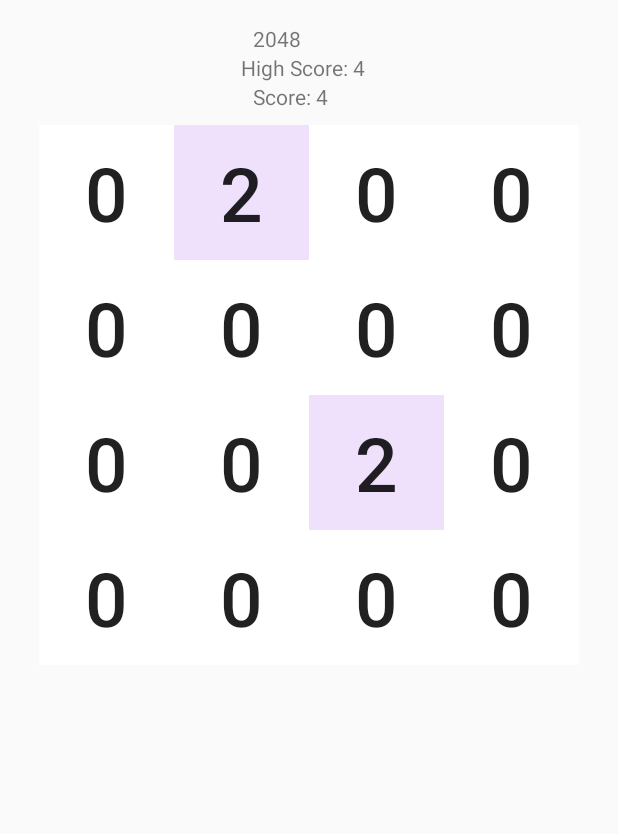
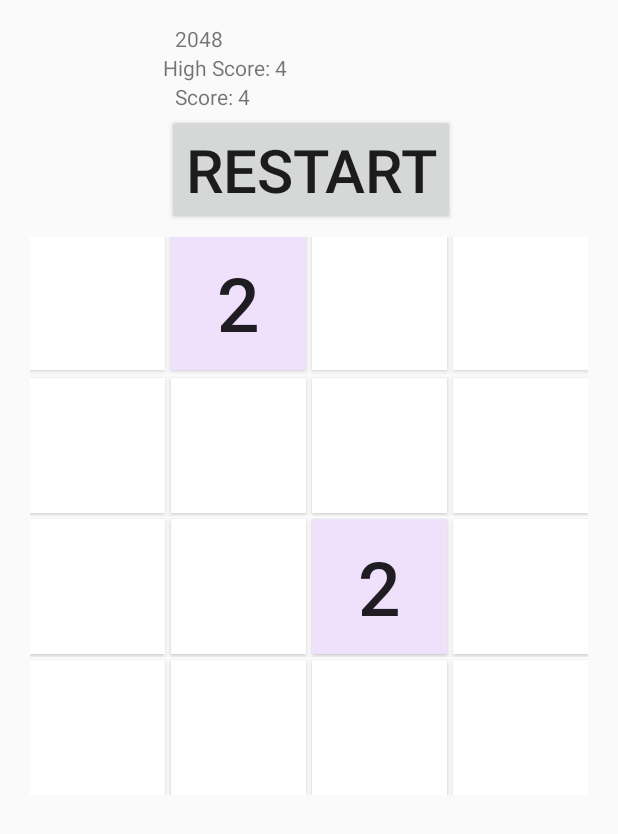
Before and after one commit to HarryAWoodworth/2048AndroidClone, an Android app: the screen it shows after launch (MainActivity), on a phone screen of 412 x 824 dp. Shown: the top 834 px of the screen. Run offline under Robolectric (Android 15) with nearby library versions, the phone set to English and light mode, and no system bars.

Commit message:
Add working game restart, bug fixes

```diff
--- a/app/src/main/java/com/example/a2048clone/Game.kt
+++ b/app/src/main/java/com/example/a2048clone/Game.kt
@@ -1,4 +1,6 @@
 package com.example.a2048clone
+
+import android.util.Log
 
 // Enum for swipe directions
 enum class Direction
@@ -18,6 +20,8 @@ const val DEFAULT_VALUE = 0
  */
 object Game
 {
+    private var gameEnd = false
+
     // Matrix holding the Tiles
     private var matrix : Array< Array<Tile> >
 
@@ -77,18 +81,12 @@ object Game
         // Return if the tiles can't combine
         if(nextTile.value != 0 && nextTile.value != tile.value) { return }
 
-        // Animate Go
-        // context.animateTileGo(tile, direction)
-
         // Save value to send to next tile and set this tile's value to the default value
         val sentValue = tile.value
         tile.value = DEFAULT_VALUE
 
         // UI Update
         context.updateUI()
-
-        // Animate Back
-        // context.animateTileBack(tile, direction)
 
         // Call move on the next tile
         move(context, nextTile, direction, sentValue)
@@ -140,52 +138,64 @@ object Game
 
     fun leftSwipe(context : MainActivity)
     {
-        for(col in 0..3) {
-            for(row in 0..3) {
-                move(context,matrix[row][col],Direction.LEFT)
+        if(!gameEnd) {
+            for (col in 0..3) {
+                for (row in 0..3) {
+                    move(context, matrix[row][col], Direction.LEFT)
                 }
             }
             generateRandomTile(context)
             checkLoseCondition(context)
         }
+    }
 
     fun rightSwipe(context : MainActivity)
     {
-        for(col in 3 downTo 0) {
-            for(row in 0..3) {
-                move(context,matrix[row][col],Direction.RIGHT)
+        if(!gameEnd) {
+            for (col in 3 downTo 0) {
+                for (row in 0..3) {
+                    move(context, matrix[row][col], Direction.RIGHT)
                 }
             }
             generateRandomTile(context)
             checkLoseCondition(context)
         }
+    }
 
     fun upSwipe(context : MainActivity)
     {
-        for(row in 0..3) {
-            for(col in 0..3) {
-                move(context,matrix[row][col],Direction.UP)
+        if(!gameEnd) {
+            for (row in 0..3) {
+                for (col in 0..3) {
+                    move(context, matrix[row][col], Direction.UP)
                 }
             }
             generateRandomTile(context)
             checkLoseCondition(context)
         }
+    }
 
     fun downSwipe(context : MainActivity)
     {
-        for(row in 3 downTo 0) {
-            for(col in 0..3) {
-                move(context,matrix[row][col],Direction.DOWN)
+        if(!gameEnd) {
+            for (row in 3 downTo 0) {
+                for (col in 0..3) {
+                    move(context, matrix[row][col], Direction.DOWN)
                 }
             }
             generateRandomTile(context)
             checkLoseCondition(context)
         }
+    }
+
 
     // Generate a random value from possibleSpawnValues and put it on a random
     // tile that is set to Default Value
     private fun generateRandomTile(context: MainActivity)
     {
+        // Return if there is no empty space
+        if(!hasEmptySpace()){return}
+
         val possibleSpawnValues = arrayOf(2,4)
 
         var randomY = (0..3).random()
@@ -236,20 +246,39 @@ object Game
             }
         }
 
-        // Player lost, so reset all tiles to default
+        // The game is over
+        this.gameEnd = true
+
+        // Display lost text and button
+        context.displayLost()
+    }
+
+    // Set all the tiles to default and then generate two random tiles
+    fun startGame(context: MainActivity)
+    {
+        this.gameEnd = false
+
+        // Reset all tiles to default
         for(row in 0..3){
             for(col in 0..3) {
                 matrix[row][col].value = DEFAULT_VALUE
             }
         }
 
-        startGame(context)
-    }
-
-    fun startGame(context: MainActivity)
-    {
         generateRandomTile(context)
         generateRandomTile(context)
     }
 
+    // Helper method for finding if there is a free spot on the board
+    private fun hasEmptySpace() : Boolean
+    {
+        for(row in 0..3) {
+            for(col in 0..3) {
+                if(matrix[row][col].value == DEFAULT_VALUE) { return true }
             }
+        }
+        return false
+    }
+
+
+}
--- a/app/src/main/java/com/example/a2048clone/MainActivity.kt
+++ b/app/src/main/java/com/example/a2048clone/MainActivity.kt
@@ -10,6 +10,13 @@ import kotlinx.android.synthetic.main.activity_main.*
 import android.view.GestureDetector
 import android.view.MotionEvent
 import android.widget.Button
+import android.R.attr.button
+import android.R.attr.start
+import android.opengl.Visibility
+import android.util.Log
+import android.view.animation.TranslateAnimation
+
+
 
 private const val SHARED_PREFERENCES_TAG = "MainActivity2048SharedPreferences"
 private const val HIGH_SCORE_TAG = "HighScore"
@@ -96,7 +103,7 @@ class MainActivity : AppCompatActivity(),
     {
         var value : Int
         var cumulativeValue = 0
-        var str : String
+        var str = ""
 
         // Update the board values based on the game Tile matrix
         for(row in 0..3)
@@ -105,7 +112,14 @@ class MainActivity : AppCompatActivity(),
             {
                 value = game.getTileValue(row,col)
                 cumulativeValue += value
-                str = "" + value
+
+                // Reset string
+                str = ""
+
+                // Set string to value if it isn't the default
+                if(value != DEFAULT_VALUE) {
+                    str = "" + value
+                }
 
                 // Set the text and the color
                 board[row][col].text = str
@@ -137,6 +151,27 @@ class MainActivity : AppCompatActivity(),
         if(cumulativeValue > highScore) { highScore = cumulativeValue }
         str = "High Score: $highScore"
         highScoreView.text = str
+    }
+
+    // Display the textView and button after player loss
+    fun displayLost()
+    {
+        // Make the text Visible
+        lostTextView.text = "You Lost!"
+    }
+
+    private fun hideLostDisplay()
+    {
+        // Make the text Invisible
+        lostTextView.text = ""
+    }
+
+    // Restart the game
+    fun restartGame(view: View)
+    {
+        Log.d("MAIN_ACTIVITY","MAIN_ACTIVITY: restartGame called")
+        hideLostDisplay()
+        game.startGame(this)
     }
 
     // Override the onTouchEven to send it to mDetector
--- a/app/src/main/res/layout/activity_main.xml
+++ b/app/src/main/res/layout/activity_main.xml
@@ -11,7 +11,7 @@
     <LinearLayout
             android:orientation="vertical"
             android:layout_width="wrap_content"
-            android:layout_height="67dp"
+            android:layout_height="wrap_content"
             app:layout_constraintStart_toStartOf="parent"
             android:layout_marginStart="8dp" app:layout_constraintEnd_toEndOf="parent"
             android:layout_marginEnd="8dp" android:id="@+id/linearLayout" android:layout_marginTop="8dp"
@@ -39,6 +39,11 @@
                 android:layout_marginStart="8dp" app:layout_constraintEnd_toStartOf="@+id/highScoreView"
                 android:layout_marginEnd="8dp" android:layout_marginRight="8dp"
                 app:layout_constraintHorizontal_bias="0.323"/>
+        <Button
+                android:layout_width="wrap_content" android:text="Restart" android:layout_gravity="center"
+                android:onClick="restartGame" android:clickable="true" android:focusable="true"
+                android:textSize="40sp" android:layout_marginStart="2dp" android:layout_marginTop="2dp"
+                android:layout_height="wrap_content" android:id="@+id/lostButton"/>
     </LinearLayout>
     <LinearLayout
             android:orientation="vertical"
@@ -58,22 +63,24 @@
             <Button
                     android:layout_width="90dp"
                     android:textSize="50sp"
+                    android:layout_marginBottom="2dp"
+                    android:layout_marginEnd="2dp"
                     android:layout_height="90dp" android:id="@+id/textView0" android:layout_weight="1"
                     android:layout_gravity="center"/>
             <Button
-                    android:layout_width="90dp"
-                    android:textSize="50sp"
+                    android:layout_width="90dp" android:layout_marginBottom="2dp"  android:layout_marginEnd="2dp"
+                    android:textSize="50sp" android:layout_marginStart="2dp"
                     android:layout_height="90dp" android:id="@+id/textView1" android:layout_weight="1"
                     android:layout_gravity="center"/>
             <Button
-                    android:layout_width="90dp"
-                    android:textSize="50sp"
+                    android:layout_width="90dp" android:layout_marginBottom="2dp"  android:layout_marginEnd="2dp"
+                    android:textSize="50sp" android:layout_marginStart="2dp"
                     android:layout_height="90dp" android:id="@+id/textView2" android:layout_weight="1"
                     android:layout_gravity="center"
             />
             <Button
-                    android:layout_width="90dp"
-                    android:textSize="50sp"
+                    android:layout_width="90dp" android:layout_marginBottom="2dp"
+                    android:textSize="50sp" android:layout_marginStart="2dp"
                     android:layout_height="90dp" android:id="@+id/textView3" android:layout_weight="1"
                     android:layout_gravity="center_vertical"/>
         </LinearLayout>
@@ -83,20 +90,20 @@
                 android:layout_height="wrap_content"
                 android:layout_gravity="center">
             <Button
-                    android:layout_width="90dp"
-                    android:textSize="50sp"
+                    android:layout_width="90dp" android:layout_marginBottom="2dp"  android:layout_marginEnd="2dp"
+                    android:textSize="50sp"  android:layout_marginTop="2dp"
                     android:layout_height="90dp" android:id="@+id/textView4" android:layout_weight="1"/>
             <Button
-                    android:layout_width="90dp"
-                    android:textSize="50sp"
+                    android:layout_width="90dp" android:layout_marginBottom="2dp"  android:layout_marginEnd="2dp"
+                    android:textSize="50sp" android:layout_marginStart="2dp"  android:layout_marginTop="2dp"
                     android:layout_height="90dp" android:id="@+id/textView5" android:layout_weight="1"/>
             <Button
-                    android:layout_width="90dp"
-                    android:textSize="50sp"
+                    android:layout_width="90dp" android:layout_marginBottom="2dp"  android:layout_marginEnd="2dp"
+                    android:textSize="50sp" android:layout_marginStart="2dp"  android:layout_marginTop="2dp"
                     android:layout_height="90dp" android:id="@+id/textView6" android:layout_weight="1"/>
             <Button
-                    android:layout_width="90dp"
-                    android:textSize="50sp"
+                    android:layout_width="90dp" android:layout_marginBottom="2dp"
+                    android:textSize="50sp" android:layout_marginStart="2dp"  android:layout_marginTop="2dp"
                     android:layout_height="90dp" android:id="@+id/textView7" android:layout_weight="1"/>
         </LinearLayout>
         <LinearLayout
@@ -105,20 +112,20 @@
                 android:layout_height="wrap_content"
                 android:layout_gravity="center">
             <Button
-                    android:layout_width="90dp"
-                    android:textSize="50sp"
+                    android:layout_width="90dp" android:layout_marginBottom="2dp"  android:layout_marginEnd="2dp"
+                    android:textSize="50sp"  android:layout_marginTop="2dp"
                     android:layout_height="90dp" android:id="@+id/textView8" android:layout_weight="1"/>
             <Button
-                    android:layout_width="90dp"
-                    android:textSize="50sp"
+                    android:layout_width="90dp" android:layout_marginBottom="2dp"  android:layout_marginEnd="2dp"
+                    android:textSize="50sp" android:layout_marginStart="2dp"  android:layout_marginTop="2dp"
                     android:layout_height="90dp" android:id="@+id/textView9" android:layout_weight="1"/>
             <Button
-                    android:layout_width="90dp"
-                    android:textSize="50sp"
+                    android:layout_width="90dp" android:layout_marginBottom="2dp"  android:layout_marginEnd="2dp"
+                    android:textSize="50sp" android:layout_marginStart="2dp"  android:layout_marginTop="2dp"
                     android:layout_height="90dp" android:id="@+id/textView10" android:layout_weight="1"/>
             <Button
-                    android:layout_width="90dp"
-                    android:textSize="50sp"
+                    android:layout_width="90dp" android:layout_marginBottom="2dp"
+                    android:textSize="50sp" android:layout_marginStart="2dp"  android:layout_marginTop="2dp"
                     android:layout_height="90dp" android:id="@+id/textView11" android:layout_weight="1"/>
         </LinearLayout>
         <LinearLayout
@@ -127,23 +134,30 @@
                 android:layout_height="wrap_content"
                 android:layout_gravity="center">
             <Button
-                    android:layout_width="90dp"
-                    android:textSize="50sp"
+                    android:layout_width="90dp"  android:layout_marginEnd="2dp"
+                    android:textSize="50sp"  android:layout_marginTop="2dp"
                     android:layout_height="90dp" android:id="@+id/textView12" android:layout_weight="1"/>
             <Button
-                    android:layout_width="90dp"
-                    android:textSize="50sp"
+                    android:layout_width="90dp"  android:layout_marginEnd="2dp"
+                    android:textSize="50sp" android:layout_marginStart="2dp"  android:layout_marginTop="2dp"
                     android:layout_height="90dp" android:id="@+id/textView13" android:layout_weight="1"/>
             <Button
-                    android:layout_width="90dp"
-                    android:textSize="50sp"
+                    android:layout_width="90dp"  android:layout_marginEnd="2dp"
+                    android:textSize="50sp" android:layout_marginStart="2dp"  android:layout_marginTop="2dp"
                     android:layout_height="90dp" android:id="@+id/textView14" android:layout_weight="1"/>
             <Button
                     android:layout_width="90dp"
-                    android:textSize="50sp"
+                    android:textSize="50sp" android:layout_marginStart="2dp"  android:layout_marginTop="2dp"
                     android:layout_height="90dp" android:id="@+id/textView15" android:layout_weight="1"/>
         </LinearLayout>
 
     </LinearLayout>
 
+    <TextView
+            android:layout_width="wrap_content"
+            android:layout_gravity="center"
+            android:textSize="50sp"
+            android:text = ""
+            android:layout_height="wrap_content" android:id="@+id/lostTextView"/>
+
 </LinearLayout>
```
Lines whose indentation alone changed are shown as unchanged.
